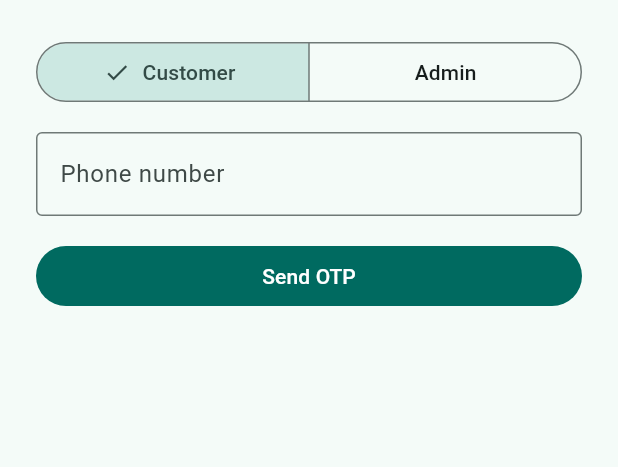
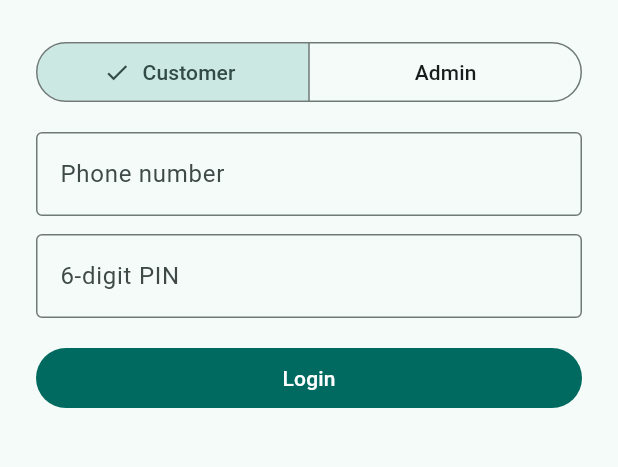
Before and after one commit to YKailasshivaji/samarth-dairy, a Flutter app: the screen it shows after launch, on a phone screen of 412 x 824 dp, the part 156-623 px from its top. Run offline on Flutter 3.47's test engine with Material 3 defaults, Android fonts, the phone set to English and light mode, and no system bars; our stand-ins replace flutter_riverpod, go_router, printing, supabase_flutter; accounts and stored records are empty.

Commit message:
Simplify login process and improve error handling
Refactor login logic to simplify OTP handling and improve user feedback.

```diff
--- a/lib/screens/login.dart
+++ b/lib/screens/login.dart
@@ -1,4 +1,3 @@
-import 'package:supabase_flutter/supabase_flutter.dart';
 import 'package:flutter/material.dart';
 import '../router.dart';
 
@@ -10,24 +9,17 @@ class LoginScreen extends StatefulWidget {
 
 class _LoginState extends State<LoginScreen> {
   final a = TextEditingController(), b = TextEditingController();
-  bool admin = false, otpSent = false, busy = false;
-
-  void msg(String s) => ScaffoldMessenger.of(context).showSnackBar(SnackBar(content: Text(s)));
+  bool admin = false, busy = false;
 
   Future<void> go() async {
     setState(() => busy = true);
     try {
-      if (admin) {
-        await db.auth.signInWithPassword(email: a.text.trim(), password: b.text);
-      } else if (!otpSent) {
-        if (!RegExp(r'^\d{10}$').hasMatch(a.text.trim())) throw 'Enter a 10-digit phone number';
-        await db.auth.signInWithOtp(phone: '+91${a.text.trim()}');
-        setState(() => otpSent = true);
-      } else {
-        await db.auth.verifyOTP(phone: '+91${a.text.trim()}', token: b.text.trim(), type: OtpType.sms);
-      }
+      final id = a.text.trim();
+      if (!admin && !RegExp(r'^\d{10}$').hasMatch(id)) throw 'Enter a 10-digit phone number';
+      await db.auth.signInWithPassword(
+          email: admin ? id : '$id@samarthdairy.app', password: b.text);
     } catch (e) {
-      msg('$e');
+      if (mounted) ScaffoldMessenger.of(context).showSnackBar(SnackBar(content: Text('$e')));
     }
     if (mounted) setState(() => busy = false);
   }
@@ -42,18 +34,17 @@ class _LoginState extends State<LoginScreen> {
             SegmentedButton<bool>(
               segments: const [ButtonSegment(value: false, label: Text('Customer')), ButtonSegment(value: true, label: Text('Admin'))],
               selected: {admin},
-              onSelectionChanged: (s) => setState(() { admin = s.first; otpSent = false; a.clear(); b.clear(); }),
+              onSelectionChanged: (s) => setState(() { admin = s.first; a.clear(); b.clear(); }),
             ),
             const SizedBox(height: 16),
             TextField(controller: a, keyboardType: admin ? TextInputType.emailAddress : TextInputType.phone,
                 decoration: InputDecoration(labelText: admin ? 'Email' : 'Phone number', border: const OutlineInputBorder())),
-            if (admin || otpSent) ...[
-              const SizedBox(height: 12),
-              TextField(controller: b, obscureText: admin,
-                  decoration: InputDecoration(labelText: admin ? 'Password' : 'OTP', border: const OutlineInputBorder())),
-            ],
+            const SizedBox(height: 12),
+            TextField(controller: b, obscureText: true,
+                keyboardType: admin ? TextInputType.visiblePassword : TextInputType.number,
+                decoration: InputDecoration(labelText: admin ? 'Password' : '6-digit PIN', border: const OutlineInputBorder())),
             const SizedBox(height: 16),
-            FilledButton(onPressed: busy ? null : go, child: Text(admin ? 'Login' : otpSent ? 'Verify OTP' : 'Send OTP')),
+            FilledButton(onPressed: busy ? null : go, child: const Text('Login')),
           ]),
         ),
       );
```
